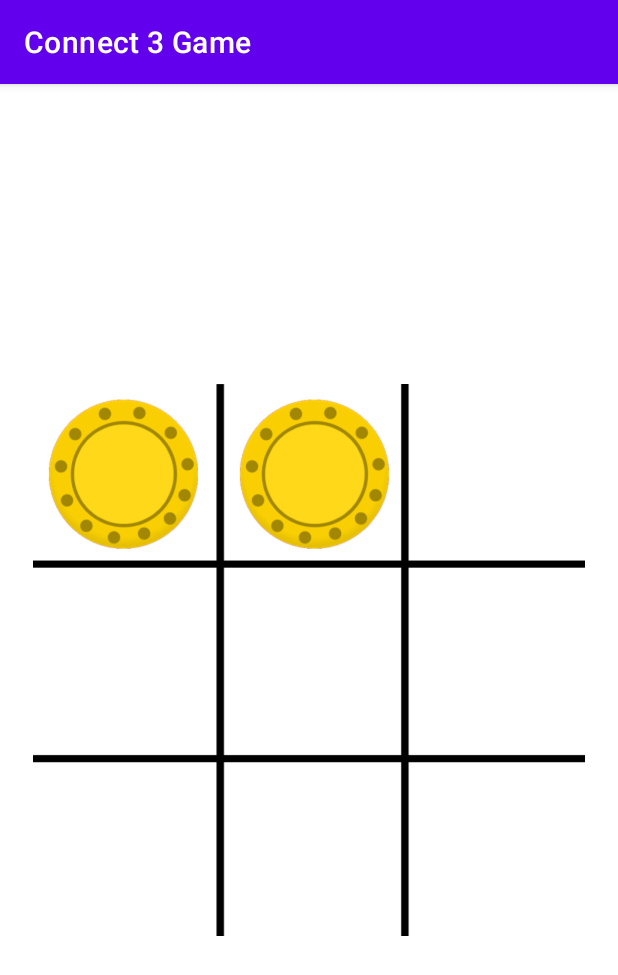
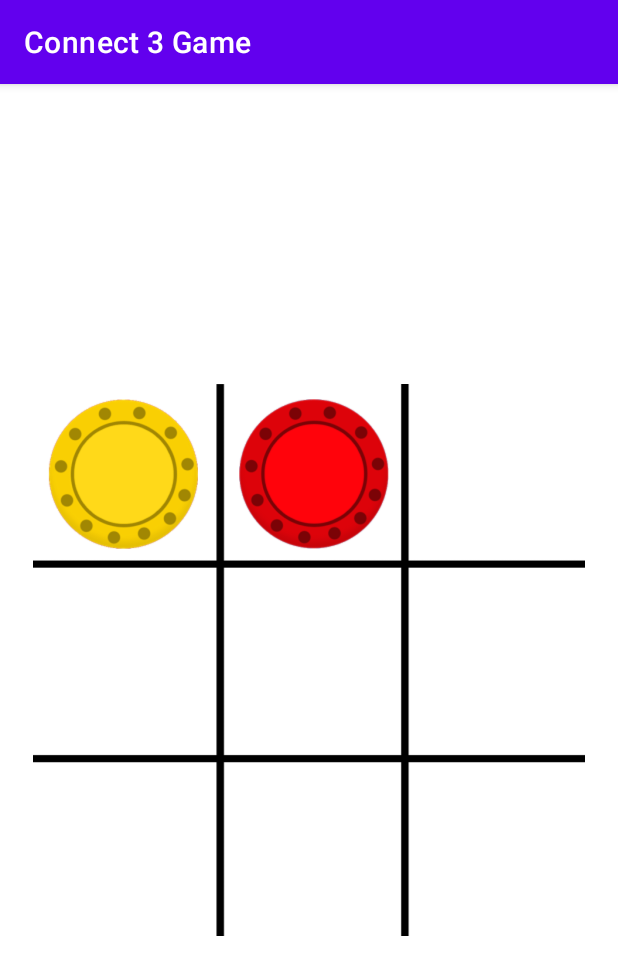
Before and after one commit to prateek-ml/connect3_game, an Android app: the screen it shows after launch (MainActivity), after a tap on an icon or button, on a phone screen of 412 x 824 dp. Shown: the top 975 px of the screen. Run offline under Robolectric (Android 15) with nearby library versions, the phone set to English and light mode, and no system bars; 1 other tap on this screen came first.

Commit message:
Game algorithm defined

```diff
--- a/app/src/main/java/com/example/connect3game/MainActivity.java
+++ b/app/src/main/java/com/example/connect3game/MainActivity.java
@@ -5,17 +5,47 @@ import androidx.appcompat.app.AppCompatActivity;
 import android.os.Bundle;
 import android.view.View;
 import android.widget.ImageView;
+import android.widget.Toast;
 
   public class MainActivity extends AppCompatActivity {
+
+      // 0 === Yellow ; 1 === Red; 2 === Empty
+      int activePlayer = 0;
+
+      int[] gameState = {2, 2, 2, 2, 2, 2, 2, 2, 2};
+
+      int[][] winningPositions = {{0,1,2}, {3,4,5}, {6,7,8},
+                                  {0,3,6}, {1,4,7}, {2,5,8},
+                                  {0,4,8}, {2,4,6}};
 
     public void dropIn(View view) {
         ImageView counter = (ImageView) view;
 
+        int tappedCounter = Integer.parseInt(counter.getTag().toString());
+        gameState[tappedCounter] = activePlayer;
+
         counter.setTranslationY(-1500);
 
-        counter.setImageResource(R.drawable.yellow);
+        if(activePlayer == 0) {
+            counter.setImageResource(R.drawable.yellow);
+            activePlayer = 1;
+        }
 
+        else {
+            counter.setImageResource(R.drawable.red);
+            activePlayer = 0;
+        }
         counter.animate().translationYBy(1500).rotation(3600).setDuration(300);
+
+        for(int[] winPosition : winningPositions)
+        {
+            if(gameState[winPosition[0]] == gameState[winPosition[1]]
+                    && gameState[winPosition[1]] == gameState[winPosition[2]]
+                    && gameState[winPosition[0]] != 2) {
+                // Someone has won.
+                Toast.makeText(this, "Someone has won", Toast.LENGTH_SHORT).show();
+            }
+        }
     }
 
     @Override
--- a/app/src/main/res/layout/activity_main.xml
+++ b/app/src/main/res/layout/activity_main.xml
@@ -27,7 +27,8 @@
             android:layout_width="100dp"
             android:layout_height="100dp"
             android:layout_margin="10dp"
-           android:onClick="dropIn"/>
+            android:onClick="dropIn"
+            android:tag="0" />
 
         <ImageView
             android:id="@+id/imageView2"
@@ -35,7 +36,8 @@
             android:layout_height="100dp"
             android:layout_margin="10dp"
             android:layout_marginLeft="17dp"
-           android:onClick="dropIn"/>
+            android:onClick="dropIn"
+            android:tag="1"/>
 
         <ImageView
             android:id="@+id/imageView3"
@@ -43,7 +45,8 @@
             android:layout_height="100dp"
             android:layout_margin="10dp"
             android:layout_marginLeft="12dp"
-           android:onClick="dropIn"/>
+            android:onClick="dropIn"
+            android:tag="2"/>
 
         <ImageView
             android:id="@+id/imageView4"
@@ -51,7 +54,8 @@
             android:layout_height="100dp"
             android:layout_margin="10dp"
             android:layout_marginTop="13dp"
-           android:onClick="dropIn"/>
+            android:onClick="dropIn"
+            android:tag="3"/>
 
         <ImageView
             android:id="@+id/imageView5"
@@ -60,7 +64,8 @@
             android:layout_margin="10dp"
             android:layout_marginLeft="17dp"
             android:layout_marginTop="13dp"
-           android:onClick="dropIn"/>
+            android:onClick="dropIn"
+            android:tag="4"/>
 
         <ImageView
             android:id="@+id/imageView6"
@@ -69,7 +74,8 @@
             android:layout_margin="10dp"
             android:layout_marginLeft="12dp"
             android:layout_marginTop="13dp"
-           android:onClick="dropIn"/>
+            android:onClick="dropIn"
+            android:tag="5"/>
 
         <ImageView
             android:id="@+id/imageView7"
@@ -77,7 +83,8 @@
             android:layout_height="100dp"
             android:layout_margin="10dp"
             android:layout_marginTop="16dp"
-           android:onClick="dropIn"/>
+            android:onClick="dropIn"
+            android:tag="6"/>
 
         <ImageView
             android:id="@+id/imageView8"
@@ -86,7 +93,8 @@
             android:layout_margin="10dp"
             android:layout_marginLeft="17dp"
             android:layout_marginTop="16dp"
-            android:onClick="dropIn" />
+            android:onClick="dropIn"
+            android:tag="7"/>
 
         <ImageView
             android:id="@+id/imageView9"
@@ -95,6 +103,7 @@
             android:layout_margin="10dp"
             android:layout_marginLeft="12dp"
             android:layout_marginTop="16dp"
-           android:onClick="dropIn"/>
+            android:onClick="dropIn"
+            android:tag="8"/>
     </androidx.gridlayout.widget.GridLayout>
 </androidx.constraintlayout.widget.ConstraintLayout>
```
